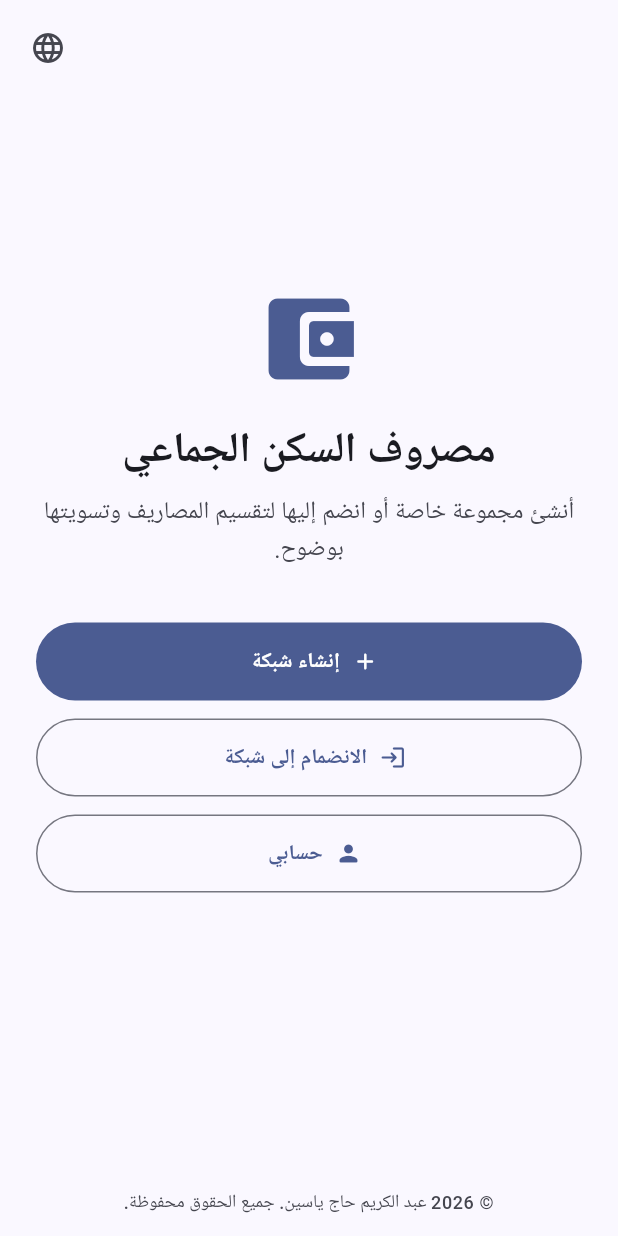
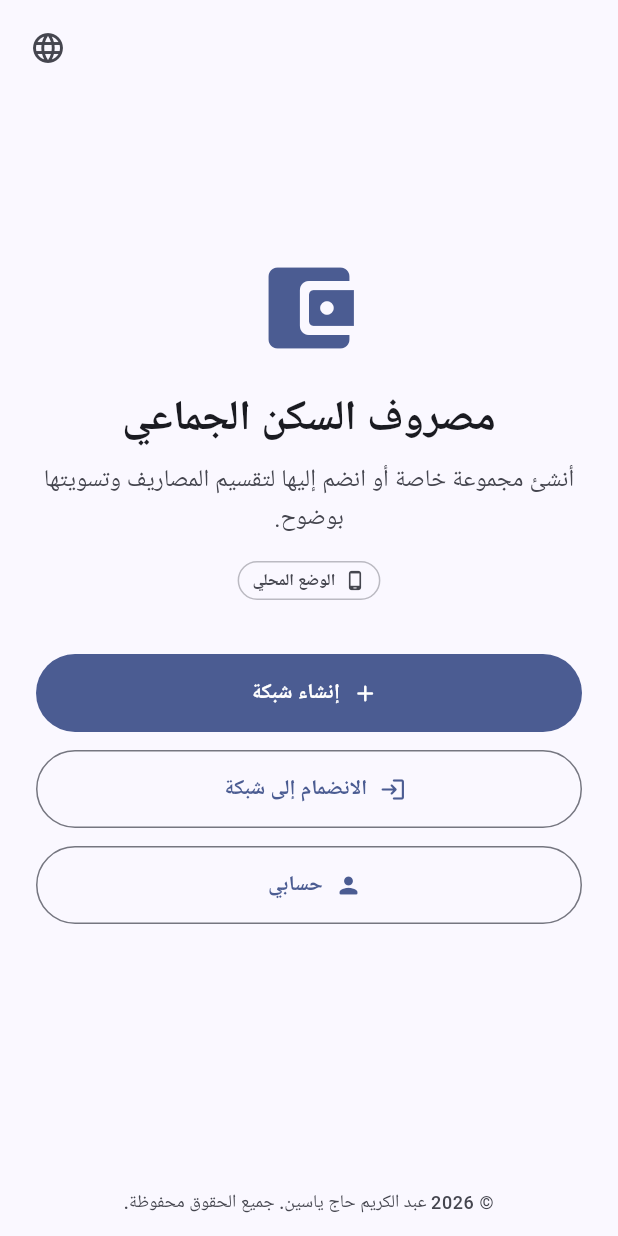
Before and after one commit to abdulkarimhajyasin-alt/myapk1, a Flutter app: the screen it shows after launch, after a tap on "العربية", after a tap on "Continue", on a phone screen of 412 x 824 dp. Run offline on Flutter 3.47's test engine with Material 3 defaults, Android fonts, the phone set to English and light mode, and no system bars; our stand-ins replace shared_preferences, supabase_flutter; accounts and stored records are empty.

Commit message:
Improve Android Supabase test build readiness

```diff
--- a/lib/screens/home_screen.dart
+++ b/lib/screens/home_screen.dart
@@ -4,6 +4,7 @@ import '../l10n/app_localizations.dart';
 import '../services/expense_network_repository.dart';
 import '../services/session_repository.dart';
 import '../widgets/app_footer.dart';
+import '../widgets/mode_indicator.dart';
 import 'create_network_screen.dart';
 import 'join_network_screen.dart';
 import 'my_account_screen.dart';
@@ -78,6 +79,8 @@ class HomeScreen extends StatelessWidget {
                                             .onSurfaceVariant,
                                       ),
                             ),
+                            const SizedBox(height: 16),
+                            const ModeIndicator(),
                             const SizedBox(height: 36),
                             FilledButton.icon(
                               onPressed: () {
--- a/lib/screens/network_dashboard_screen.dart
+++ b/lib/screens/network_dashboard_screen.dart
@@ -7,6 +7,7 @@ import '../services/expense_network_repository.dart';
 import '../services/session_repository.dart';
 import '../utils/money_utils.dart';
 import '../widgets/app_scaffold.dart';
+import '../widgets/mode_indicator.dart';
 import 'add_expense_screen.dart';
 import 'expense_settlement_screen.dart';
 import 'member_expense_history_screen.dart';
@@ -170,6 +171,8 @@ class _NetworkDashboardScreenState extends State<NetworkDashboardScreen> {
               fontWeight: FontWeight.w700,
             ),
           ),
+          const SizedBox(height: 10),
+          const ModeIndicator(),
           const SizedBox(height: 12),
           Container(
             padding: const EdgeInsets.all(18),
--- /dev/null
+++ b/lib/widgets/mode_indicator.dart
@@ -0,0 +1,55 @@
+import 'package:flutter/material.dart';
+
+import '../l10n/app_localizations.dart';
+import '../services/supabase_config.dart';
+
+class ModeIndicator extends StatelessWidget {
+  const ModeIndicator({
+    this.config = SupabaseConfig.defaultConfig,
+    super.key,
+  });
+
+  final SupabaseConfig config;
+
+  @override
+  Widget build(BuildContext context) {
+    final theme = Theme.of(context);
+    final isCloudMode = config.shouldUseSupabase;
+    final color = isCloudMode
+        ? theme.colorScheme.tertiary
+        : theme.colorScheme.onSurfaceVariant;
+
+    return Align(
+      alignment: AlignmentDirectional.center,
+      child: DecoratedBox(
+        decoration: BoxDecoration(
+          border: Border.all(color: color.withAlpha(89)),
+          borderRadius: BorderRadius.circular(999),
+        ),
+        child: Padding(
+          padding: const EdgeInsets.symmetric(horizontal: 10, vertical: 5),
+          child: Row(
+            mainAxisSize: MainAxisSize.min,
+            children: [
+              Icon(
+                isCloudMode
+                    ? Icons.cloud_done_rounded
+                    : Icons.phone_android_rounded,
+                size: 14,
+                color: color,
+              ),
+              const SizedBox(width: 6),
+              Text(
+                isCloudMode ? context.l10n.cloudTestMode : context.l10n.localMode,
+                style: theme.textTheme.labelSmall?.copyWith(
+                  color: color,
+                  fontWeight: FontWeight.w700,
+                ),
+              ),
+            ],
+          ),
+        ),
+      ),
+    );
+  }
+}
```
Also changed, not shown: lib/l10n/app_localizations.dart (+38 -5 lines), lib/screens/add_expense_screen.dart (+29 -2 lines), lib/screens/create_network_screen.dart (+29 -2 lines), lib/screens/join_network_screen.dart (+29 -2 lines), lib/screens/my_account_screen.dart (+29 -11 lines), lib/services/repository_error_messages.dart (added, +29 -0 lines), lib/services/shared_preferences_expense_network_repository.dart (+13 -3 lines), lib/services/supabase_expense_network_repository.dart (+17 -0 lines), 12 other files.
